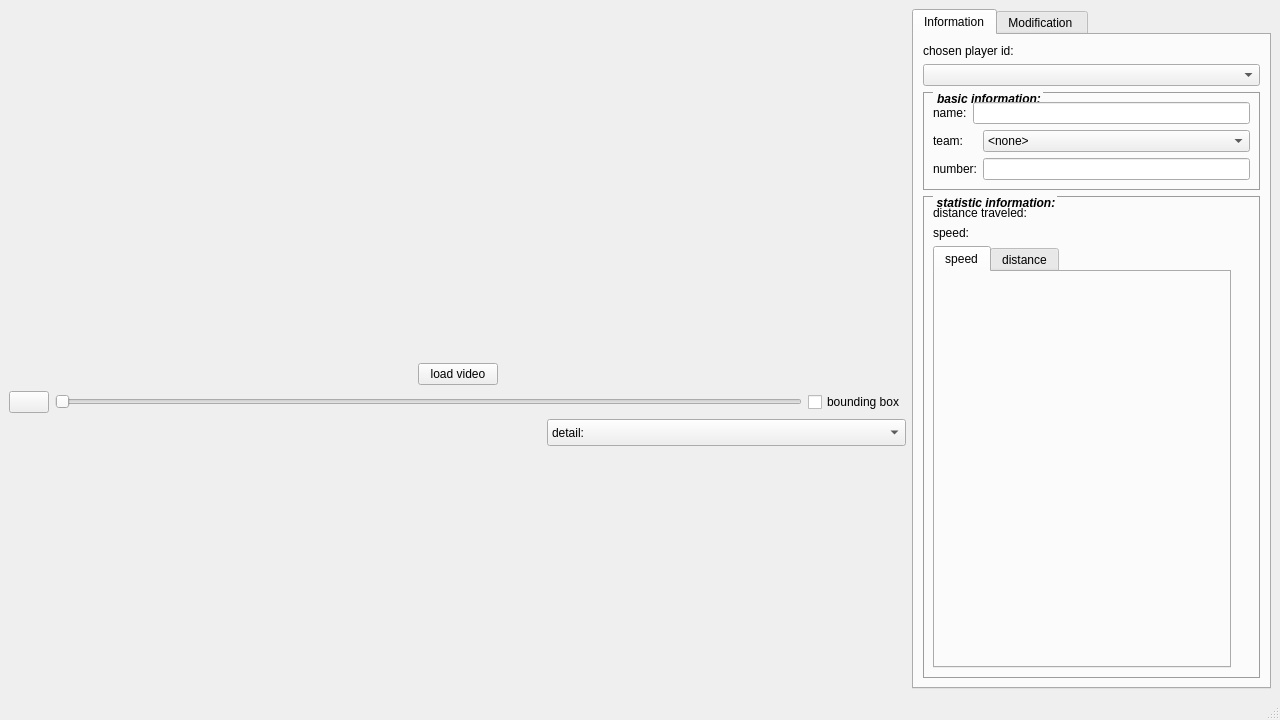
FH2019-lab/--, file ui/mainwindow.ui: the form before one commit.
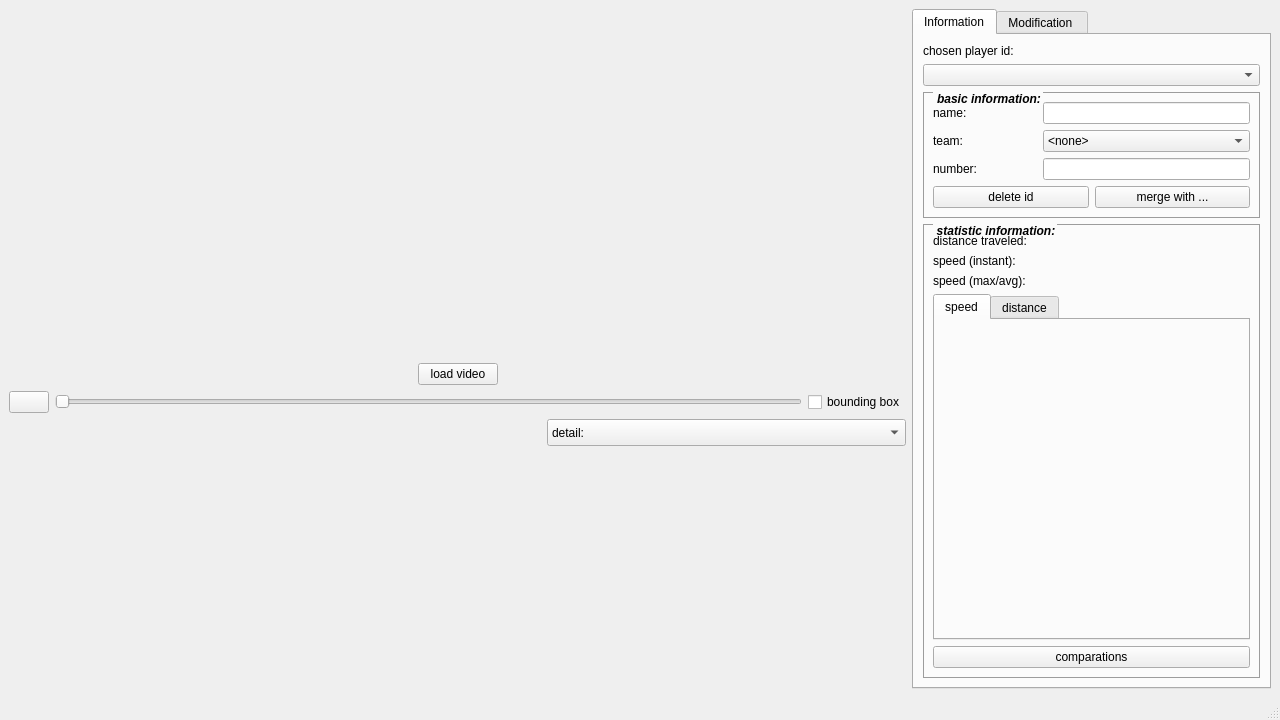
The form after the commit. The open tabs and pages were chosen to show the change. Icons and pictures are not drawn. Custom widgets are drawn as their Qt base class.

Patch:
```diff
--- a/ui/mainwindow.ui
+++ b/ui/mainwindow.ui
@@ -11,7 +11,14 @@
    </rect>
   </property>
   <property name="windowTitle">
-   <string>MainWindow</string>
+   <string>football analyzer</string>
+  </property>
+  <property name="windowIcon">
+   <iconset resource="pic.qrc">
+    <normaloff>:/pic/ball_icon.jfif</normaloff>:/pic/ball_icon.jfif</iconset>
+  </property>
+  <property name="styleSheet">
+   <string notr="true"/>
   </property>
   <widget class="QWidget" name="centralwidget">
    <layout class="QVBoxLayout" name="verticalLayout_6">
@@ -286,25 +293,37 @@
             <property name="checkable">
              <bool>false</bool>
             </property>
-            <layout class="QGridLayout" name="gridLayout">
-             <item row="0" column="0">
+            <layout class="QVBoxLayout" name="verticalLayout_11">
+             <item>
+              <layout class="QHBoxLayout" name="horizontalLayout_8" stretch="1,2">
+               <item>
               <widget class="QLabel" name="text_name">
                <property name="text">
                 <string>name:</string>
                </property>
               </widget>
              </item>
-             <item row="0" column="1" colspan="2">
+               <item>
               <widget class="QLineEdit" name="lineEdit_name"/>
              </item>
-             <item row="1" column="0">
+              </layout>
+             </item>
+             <item>
+              <layout class="QHBoxLayout" name="horizontalLayout_9" stretch="1,2">
+               <item>
               <widget class="QLabel" name="text_team">
+                 <property name="sizePolicy">
+                  <sizepolicy hsizetype="Ignored" vsizetype="Preferred">
+                   <horstretch>0</horstretch>
+                   <verstretch>0</verstretch>
+                  </sizepolicy>
+                 </property>
                <property name="text">
                 <string>team:</string>
                </property>
               </widget>
              </item>
-             <item row="1" column="2">
+               <item>
               <widget class="QComboBox" name="comboBox_team">
                <item>
                 <property name="text">
@@ -318,17 +337,41 @@
                </item>
               </widget>
              </item>
-             <item row="2" column="0" colspan="2">
+              </layout>
+             </item>
+             <item>
+              <layout class="QHBoxLayout" name="horizontalLayout_10" stretch="1,2">
+               <item>
               <widget class="QLabel" name="text_numbe">
                <property name="text">
                 <string>number:</string>
                </property>
               </widget>
              </item>
-             <item row="2" column="2">
+               <item>
               <widget class="QLineEdit" name="lineEdit_number"/>
              </item>
             </layout>
+             </item>
+             <item>
+              <layout class="QHBoxLayout" name="horizontalLayout_11">
+               <item>
+                <widget class="QPushButton" name="pushButton_2">
+                 <property name="text">
+                  <string>delete id</string>
+                 </property>
+                </widget>
+               </item>
+               <item>
+                <widget class="QPushButton" name="pushButton_merge">
+                 <property name="text">
+                  <string>merge with ...</string>
+                 </property>
+                </widget>
+               </item>
+              </layout>
+             </item>
+            </layout>
            </widget>
           </item>
           <item>
@@ -363,15 +406,8 @@
             <property name="flat">
              <bool>false</bool>
             </property>
-            <layout class="QGridLayout" name="gridLayout_2">
-             <item row="1" column="1" colspan="2">
-              <widget class="QLabel" name="label_speed">
-               <property name="text">
-                <string/>
-               </property>
-              </widget>
-             </item>
-             <item row="0" column="0" colspan="2">
+            <layout class="QVBoxLayout" name="verticalLayout_12">
+             <item>
               <widget class="QLabel" name="text_distance">
                <property name="sizePolicy">
                 <sizepolicy hsizetype="Preferred" vsizetype="Maximum">
@@ -384,7 +420,7 @@
                </property>
               </widget>
              </item>
-             <item row="1" column="0">
+             <item>
               <widget class="QLabel" name="text_speed">
                <property name="sizePolicy">
                 <sizepolicy hsizetype="Preferred" vsizetype="Maximum">
@@ -393,19 +429,31 @@
                 </sizepolicy>
                </property>
                <property name="text">
-                <string>speed:</string>
+                <string>speed (instant):</string>
                </property>
               </widget>
              </item>
-             <item row="0" column="2">
-              <widget class="QLabel" name="label_distance">
+             <item>
+              <widget class="QLabel" name="text_speed_more">
+               <property name="sizePolicy">
+                <sizepolicy hsizetype="Ignored" vsizetype="Maximum">
+                 <horstretch>0</horstretch>
+                 <verstretch>0</verstretch>
+                </sizepolicy>
+               </property>
                <property name="text">
-                <string/>
+                <string>speed (max/avg):</string>
                </property>
               </widget>
              </item>
-             <item row="2" column="0">
+             <item>
               <widget class="QTabWidget" name="tabWidget_chart">
+               <property name="sizePolicy">
+                <sizepolicy hsizetype="Ignored" vsizetype="Ignored">
+                 <horstretch>0</horstretch>
+                 <verstretch>0</verstretch>
+                </sizepolicy>
+               </property>
                <property name="currentIndex">
                 <number>0</number>
                </property>
@@ -415,7 +463,14 @@
                 </attribute>
                 <layout class="QGridLayout" name="gridLayout_3">
                  <item row="0" column="0">
-                  <widget class="QChartView" name="chartView_speed" native="true"/>
+                  <widget class="QChartView" name="chartView_speed" native="true">
+                   <property name="sizePolicy">
+                    <sizepolicy hsizetype="Ignored" vsizetype="Ignored">
+                     <horstretch>0</horstretch>
+                     <verstretch>0</verstretch>
+                    </sizepolicy>
+                   </property>
+                  </widget>
                  </item>
                 </layout>
                </widget>
@@ -431,6 +486,13 @@
                </widget>
               </widget>
              </item>
+             <item>
+              <widget class="QPushButton" name="pushButton_comparation">
+               <property name="text">
+                <string>comparations</string>
+               </property>
+              </widget>
+             </item>
             </layout>
            </widget>
           </item>
```
Left out of the diff: 24 changed lines with no effect on the pictures. Lines whose indentation alone changed are shown as unchanged.
